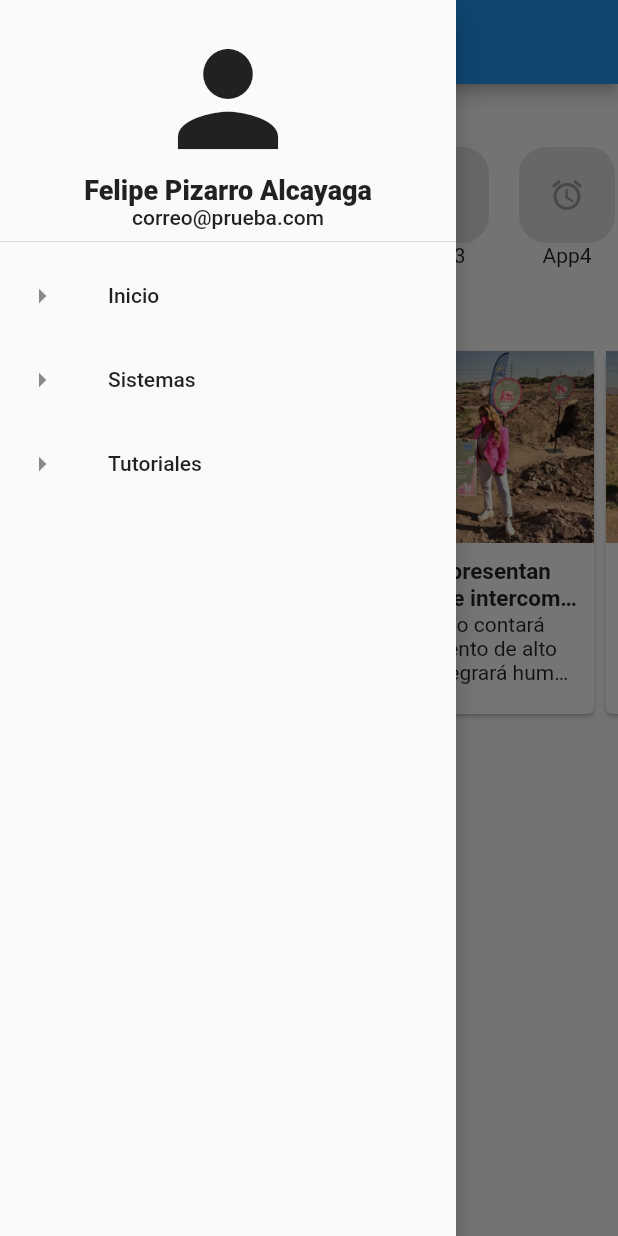
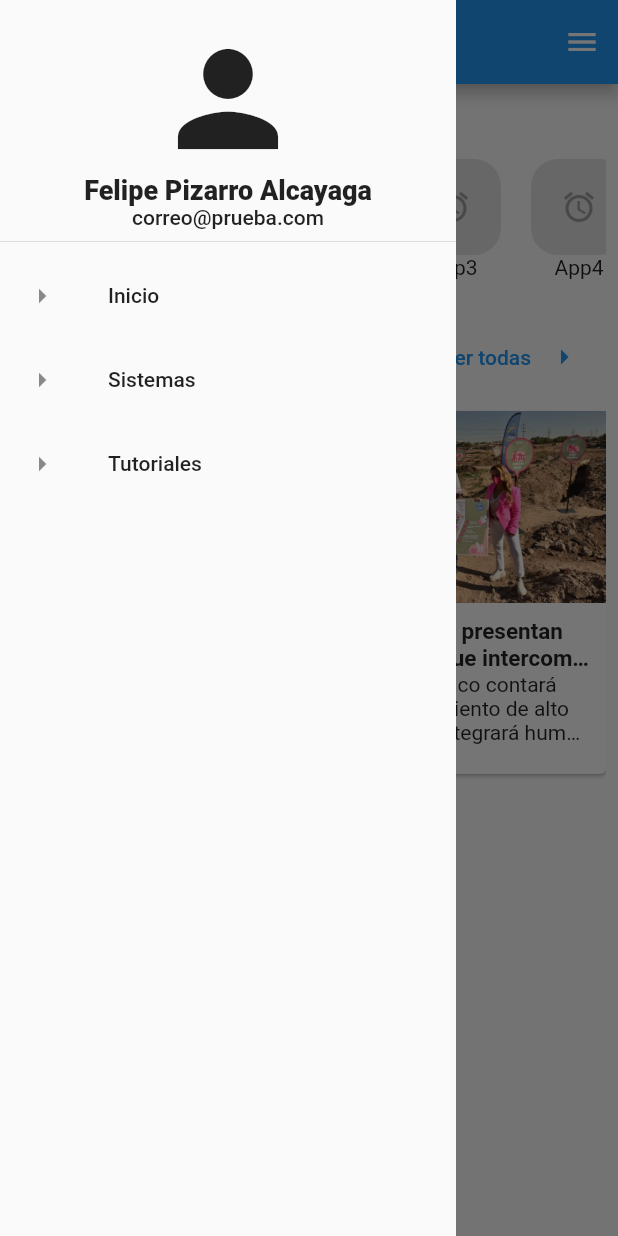
Before and after one commit to alexisenp/intranet_serviu, a Flutter app: the screen it shows after launch, with the side drawer open, on a phone screen of 412 x 824 dp. Run offline on Flutter 3.47's test engine with Material 2 defaults, Android fonts, the phone set to English and light mode, and no system bars.

Commit message:
Drawer derecho agregado

```diff
--- a/lib/main.dart
+++ b/lib/main.dart
@@ -2,6 +2,7 @@ import 'package:flutter/material.dart';
 import 'package:intranet_serviu/widgets/aplicaciones_banner.dart';
 import 'package:intranet_serviu/widgets/aplicacion.dart';
 import 'package:intranet_serviu/widgets/my_drawer.dart';
+import 'package:intranet_serviu/widgets/my_right_drawer.dart';
 import 'package:intranet_serviu/widgets/noticia.dart';
 import 'package:intranet_serviu/widgets/noticiasBanner.dart';
 
@@ -47,19 +48,19 @@ class _MyHomePageState extends State<MyHomePage> {
     return Scaffold(
       appBar: AppBar(),
       drawer: !isDesktop ? MyDrawer() : null,
+      endDrawer: !isDesktop ? MyRightDrawer() : null,
       body: SafeArea(
         child: Row(
           mainAxisAlignment: MainAxisAlignment.start,
           children: [
             if (isDesktop) MyDrawer(),
             Expanded(
-              child: Column(
-                crossAxisAlignment: CrossAxisAlignment.start,
-                children: [
-                  BuildBody(),
-                ],
+              child: Padding(
+                padding: const EdgeInsets.all(8.0),
+                child: BuildBody(),
               ),
             ),
+            if (isDesktop) MyRightDrawer(),
           ],
         ),
       ),
@@ -77,6 +78,7 @@ class BuildBody extends StatelessWidget {
     return SingleChildScrollView(
       child: Column(
         crossAxisAlignment: CrossAxisAlignment.start,
+        mainAxisAlignment: MainAxisAlignment.start,
         children: [
           BuildAplicaciones(),
           SizedBox(height: 20),
--- a/lib/widgets/my_drawer.dart
+++ b/lib/widgets/my_drawer.dart
@@ -8,7 +8,7 @@ class MyDrawer extends StatelessWidget {
   @override
   Widget build(BuildContext context) {
     return Drawer(
-      elevation: 8,
+      elevation: 0,
       child: ListView(
         children: [
           DrawerHeader(
--- a/lib/widgets/noticiasBanner.dart
+++ b/lib/widgets/noticiasBanner.dart
@@ -14,7 +14,21 @@ class BuildNoticias extends StatelessWidget {
       children: [
         Padding(
           padding: const EdgeInsets.all(8.0),
-          child: Text('Noticias'),
+          child: Row(
+            mainAxisAlignment: MainAxisAlignment.spaceBetween,
+            children: [
+              Text('Noticias'),
+              TextButton(
+                  onPressed: () => {},
+                  child: Row(
+                    children: [
+                      Text('Ver todas'),
+                      SizedBox(width: 10),
+                      Icon(Icons.arrow_right)
+                    ],
+                  ))
+            ],
+          ),
         ),
         Container(
           height: 250,
```
Also changed, not shown: lib/widgets/my_right_drawer.dart (added, +42 -0 lines).
